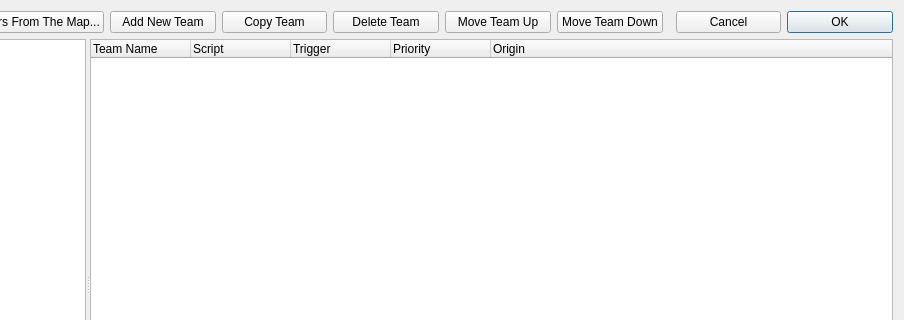
The window that GeneralsMD/Code/Tools/WorldBuilder/qt/panels/WBQtTeamsDialog.ui (triatomic/worldbuilderQT) describes before a commit, drawn with Qt 5; both pictures show x 126 to 1030 and y 0 to 320 of the 1030 by 540 pixel window.
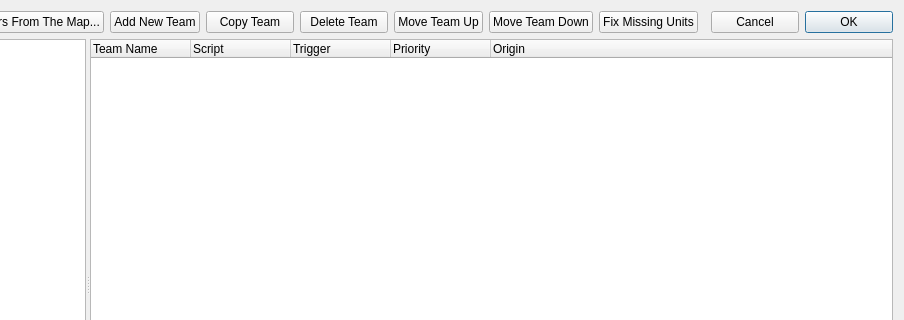
The same window after the commit.

Commit message: Team Builder: flag and fix missing member unit types

The edit to the form file:
```diff
--- a/GeneralsMD/Code/Tools/WorldBuilder/qt/panels/WBQtTeamsDialog.ui
+++ b/GeneralsMD/Code/Tools/WorldBuilder/qt/panels/WBQtTeamsDialog.ui
@@ -76,6 +76,19 @@
        </property>
       </widget>
      </item>
+     <item>
+      <widget class="QPushButton" name="fixMissingButton">
+       <property name="text">
+        <string>Fix Missing Units</string>
+       </property>
+       <property name="toolTip">
+        <string>Replace every team member unit type that no longer exists with its closest name match.</string>
+       </property>
+       <property name="autoDefault">
+        <bool>false</bool>
+       </property>
+      </widget>
+     </item>
      <item>
       <spacer name="commandsSpacer">
        <property name="orientation">
```
The commit also changes 9 other files.
